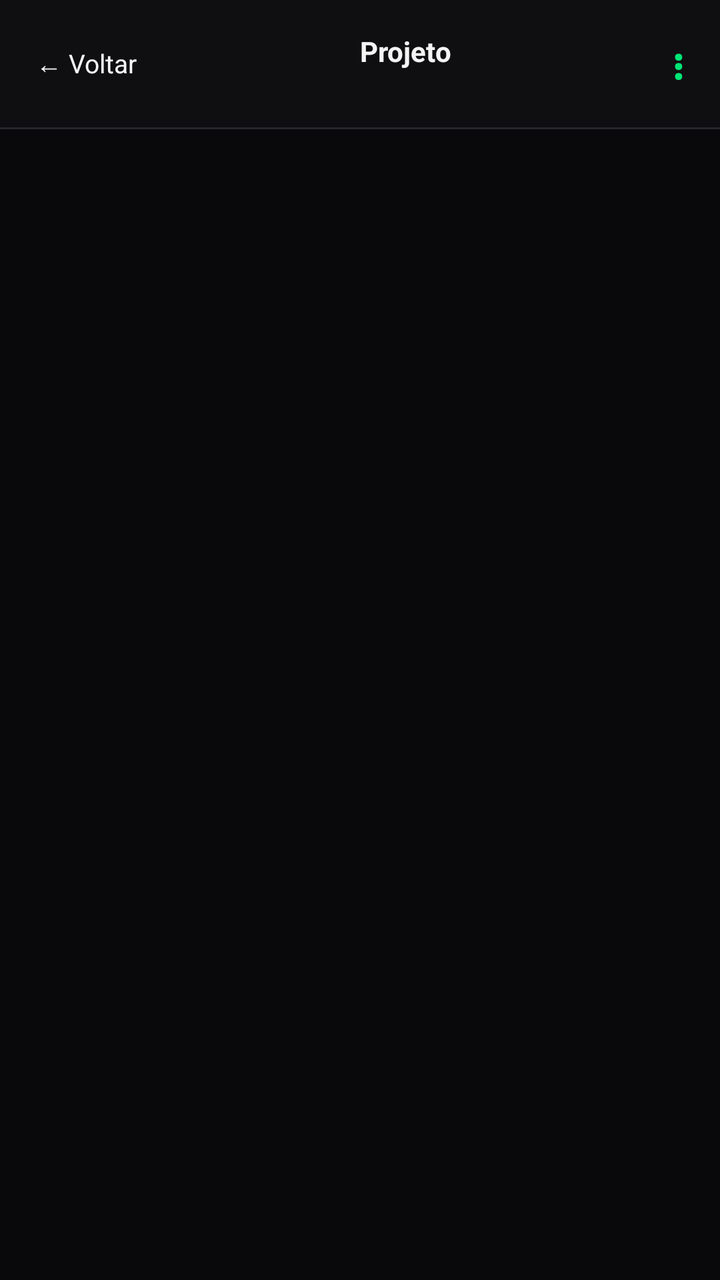
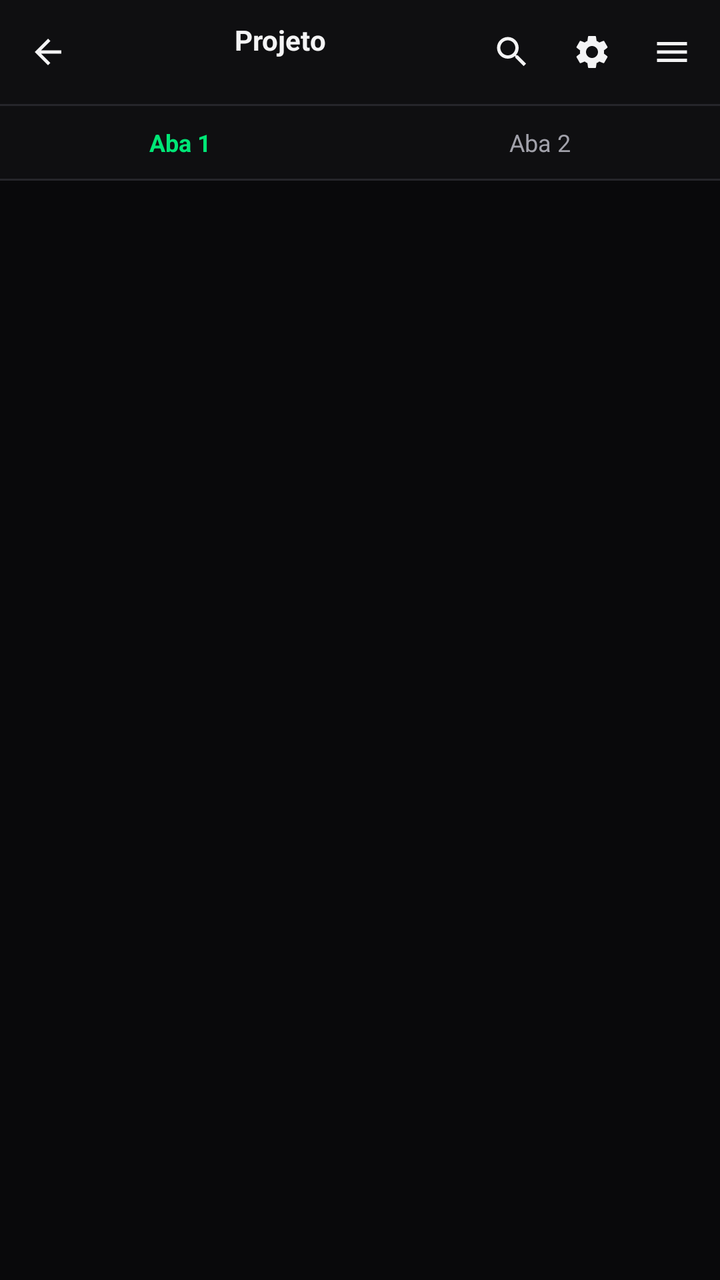

Two renders of the same Android screen: before a commit and after it. Below are the layout's source before the change and the commit's diff.
<!-- AndroidManifest.xml: application theme Theme.MaikoTS -->
<!-- res/layout/tela_estrutura.xml -->
<?xml version="1.0" encoding="utf-8"?>
<LinearLayout xmlns:android="http://schemas.android.com/apk/res/android"
    android:layout_width="match_parent"
    android:layout_height="match_parent"
    android:background="@color/bg_base"
    android:orientation="vertical">

    
    <LinearLayout
        android:layout_width="match_parent"
        android:layout_height="wrap_content"
        android:background="@color/bg_superficie"
        android:gravity="center_vertical"
        android:orientation="horizontal"
        android:paddingStart="8dp"
        android:paddingEnd="8dp"
        android:paddingTop="8dp"
        android:paddingBottom="8dp">

        <TextView
            android:id="@+id/estruturaBtnVoltar"
            android:layout_width="wrap_content"
            android:layout_height="wrap_content"
            android:background="?android:attr/selectableItemBackground"
            android:clickable="true"
            android:focusable="true"
            android:padding="10dp"
            android:text="← Voltar"
            android:textColor="@color/texto_primario"
            android:textSize="13sp" />

        <LinearLayout
            android:layout_width="0dp"
            android:layout_height="wrap_content"
            android:layout_weight="1"
            android:gravity="center"
            android:orientation="vertical">

            <TextView
                android:id="@+id/estruturaNome"
                android:layout_width="match_parent"
                android:layout_height="wrap_content"
                android:ellipsize="end"
                android:gravity="center"
                android:singleLine="true"
                android:text="Projeto"
                android:textColor="@color/texto_primario"
                android:textSize="14sp"
                android:textStyle="bold" />

            <TextView
                android:id="@+id/estruturaCaminho"
                android:layout_width="match_parent"
                android:layout_height="wrap_content"
                android:ellipsize="start"
                android:gravity="center"
                android:singleLine="true"
                android:text=""
                android:textColor="@color/texto_secundario"
                android:textSize="9sp"
                android:typeface="monospace" />
        </LinearLayout>

        <TextView
            android:id="@+id/estruturaBtnMenu"
            android:layout_width="wrap_content"
            android:layout_height="wrap_content"
            android:background="?android:attr/selectableItemBackground"
            android:clickable="true"
            android:focusable="true"
            android:padding="10dp"
            android:text="⋮"
            android:textColor="@color/verde_destaque"
            android:textSize="20sp"
            android:textStyle="bold" />
    </LinearLayout>

    <View
        android:layout_width="match_parent"
        android:layout_height="1dp"
        android:background="@color/borda_sutil" />

    
    <LinearLayout
        android:id="@+id/estruturaBarraEdicao"
        android:layout_width="match_parent"
        android:layout_height="wrap_content"
        android:background="@drawable/bg_barra_clipboard"
        android:gravity="center_vertical"
        android:orientation="horizontal"
        android:paddingStart="12dp"
        android:paddingEnd="8dp"
        android:paddingTop="6dp"
        android:paddingBottom="6dp"
        android:visibility="gone">

        <TextView
            android:id="@+id/estruturaEdicaoLabel"
            android:layout_width="wrap_content"
            android:layout_height="wrap_content"
            android:layout_marginEnd="8dp"
            android:text="Criar:"
            android:textColor="@color/texto_secundario"
            android:textSize="11sp"
            android:textStyle="bold" />

        <EditText
            android:id="@+id/estruturaEdicaoInput"
            android:layout_width="0dp"
            android:layout_height="wrap_content"
            android:layout_weight="1"
            android:hint="nome"
            android:inputType="text"
            android:paddingStart="8dp"
            android:paddingEnd="8dp"
            android:paddingTop="6dp"
            android:paddingBottom="6dp"
            android:singleLine="true"
            android:textColor="@color/texto_primario"
            android:textColorHint="@color/texto_terciario"
            android:textSize="13sp"
            android:typeface="monospace" />

        <TextView
            android:id="@+id/estruturaEdicaoConfirmar"
            android:layout_width="wrap_content"
            android:layout_height="wrap_content"
            android:background="?android:attr/selectableItemBackground"
            android:clickable="true"
            android:focusable="true"
            android:padding="8dp"
            android:text="✓"
            android:textColor="@color/verde_destaque"
            android:textSize="18sp"
            android:textStyle="bold" />

        <TextView
            android:id="@+id/estruturaEdicaoCancelar"
            android:layout_width="wrap_content"
            android:layout_height="wrap_content"
            android:background="?android:attr/selectableItemBackground"
            android:clickable="true"
            android:focusable="true"
            android:padding="8dp"
            android:text="✕"
            android:textColor="#FF5252"
            android:textSize="14sp"
            android:textStyle="bold" />
    </LinearLayout>

    
    <LinearLayout
        android:id="@+id/estruturaBarraClipboard"
        android:layout_width="match_parent"
        android:layout_height="wrap_content"
        android:background="@drawable/bg_barra_clipboard"
        android:gravity="center_vertical"
        android:orientation="horizontal"
        android:paddingStart="16dp"
        android:paddingEnd="8dp"
        android:paddingTop="6dp"
        android:paddingBottom="6dp"
        android:visibility="gone">

        <TextView
            android:id="@+id/estruturaClipboardTexto"
            android:layout_width="0dp"
            android:layout_height="wrap_content"
            android:layout_weight="1"
            android:text="📋 1 item copiado"
            android:textColor="@color/texto_primario"
            android:textSize="11sp"
            android:typeface="monospace" />

        <TextView
            android:id="@+id/estruturaBtnColar"
            android:layout_width="wrap_content"
            android:layout_height="wrap_content"
            android:background="?android:attr/selectableItemBackground"
            android:clickable="true"
            android:focusable="true"
            android:padding="8dp"
            android:text="Colar aqui"
            android:textColor="@color/verde_destaque"
            android:textSize="11sp"
            android:textStyle="bold" />

        <TextView
            android:id="@+id/estruturaBtnCancelarClipboard"
            android:layout_width="wrap_content"
            android:layout_height="wrap_content"
            android:background="?android:attr/selectableItemBackground"
            android:clickable="true"
            android:focusable="true"
            android:padding="8dp"
            android:text="✕"
            android:textColor="#FF5252"
            android:textSize="11sp" />
    </LinearLayout>

    
    <ScrollView
        android:id="@+id/estruturaScroll"
        android:layout_width="match_parent"
        android:layout_height="0dp"
        android:layout_weight="1"
        android:scrollbars="none">

        <LinearLayout
            android:id="@+id/estruturaArvore"
            android:layout_width="match_parent"
            android:layout_height="wrap_content"
            android:orientation="vertical"
            android:padding="10dp" />
    </ScrollView>

</LinearLayout>
<!-- resources referenced by this layout -->
<resources>
  <color name="bg_base">#09090B</color>
  <color name="bg_superficie">#0F0F11</color>
  <color name="borda_sutil">#26262B</color>
  <color name="texto_primario">#F4F4F5</color>
  <color name="texto_secundario">#A1A1AA</color>
  <color name="texto_terciario">#3F3F46</color>
  <color name="verde_destaque">#00E676</color>
  <!-- drawable bg_barra_clipboard (drawable) -->
  <?xml version="1.0" encoding="utf-8"?>
  <shape xmlns:android="http://schemas.android.com/apk/res/android"
      android:shape="rectangle">
      <solid android:color="#1A2A1F" />
      <stroke android:width="1dp" android:color="@color/verde_destaque_escuro" />
  </shape>
  <style name="Theme.MaikoTS" parent="@android:style/Theme.DeviceDefault.NoActionBar">
          <item name="android:windowBackground">@android:color/black</item>
          <item name="android:windowFullscreen">true</item>
          <item name="android:windowContentOverlay">@null</item>
          <item name="android:windowSoftInputMode">adjustResize</item>
      </style>
  <color name="verde_destaque_escuro">#1F4D3A</color>
</resources>

<!-- the commit's change to res/layout/tela_estrutura.xml (unified diff, before → after) -->
@@ -12,24 +12,26 @@
         android:background="@color/bg_superficie"
         android:gravity="center_vertical"
         android:orientation="horizontal"
-        android:paddingStart="8dp"
-        android:paddingEnd="8dp"
-        android:paddingTop="8dp"
-        android:paddingBottom="8dp">
-
-        <TextView
+        android:paddingStart="4dp"
+        android:paddingEnd="4dp"
+        android:paddingTop="6dp"
+        android:paddingBottom="6dp">
+
+        
+        <ImageButton
             android:id="@+id/estruturaBtnVoltar"
-            android:layout_width="wrap_content"
-            android:layout_height="wrap_content"
-            android:background="?android:attr/selectableItemBackground"
-            android:clickable="true"
-            android:focusable="true"
-            android:padding="10dp"
-            android:text="← Voltar"
-            android:textColor="@color/texto_primario"
-            android:textSize="13sp" />
-
+            android:layout_width="40dp"
+            android:layout_height="40dp"
+            android:background="?android:attr/selectableItemBackgroundBorderless"
+            android:contentDescription="Voltar"
+            android:padding="10dp"
+            android:scaleType="fitCenter"
+            android:src="@drawable/ic_seta_voltar"
+            android:tint="@color/texto_primario" />
+
+        
         <LinearLayout
+            android:id="@+id/estruturaTituloContainer"
             android:layout_width="0dp"
             android:layout_height="wrap_content"
             android:layout_weight="1"
@@ -52,30 +54,170 @@
                 android:id="@+id/estruturaCaminho"
                 android:layout_width="match_parent"
                 android:layout_height="wrap_content"
-                android:ellipsize="start"
+                android:ellipsize="middle"
                 android:gravity="center"
                 android:singleLine="true"
-                android:text=""
                 android:textColor="@color/texto_secundario"
                 android:textSize="9sp"
                 android:typeface="monospace" />
         </LinearLayout>
 
-        <TextView
+        
+        <ImageButton
+            android:id="@+id/estruturaBtnBusca"
+            android:layout_width="40dp"
+            android:layout_height="40dp"
+            android:background="?android:attr/selectableItemBackgroundBorderless"
+            android:contentDescription="Buscar"
+            android:padding="10dp"
+            android:scaleType="fitCenter"
+            android:src="@drawable/ic_procurar"
+            android:tint="@color/texto_primario" />
+
+        
+        <ImageButton
+            android:id="@+id/estruturaBtnConfigs"
+            android:layout_width="40dp"
+            android:layout_height="40dp"
+            android:background="?android:attr/selectableItemBackgroundBorderless"
+            android:contentDescription="Configurações do projeto"
+            android:padding="10dp"
+            android:scaleType="fitCenter"
+            android:src="@drawable/ic_config"
+            android:tint="@color/texto_primario" />
+
+        
+        <ImageButton
             android:id="@+id/estruturaBtnMenu"
-            android:layout_width="wrap_content"
-            android:layout_height="wrap_content"
-            android:background="?android:attr/selectableItemBackground"
-            android:clickable="true"
-            android:focusable="true"
-            android:padding="10dp"
-            android:text="⋮"
+            android:layout_width="40dp"
+            android:layout_height="40dp"
+            android:background="?android:attr/selectableItemBackgroundBorderless"
+            android:contentDescription="Menu"
+            android:padding="10dp"
+            android:scaleType="fitCenter"
+            android:src="@drawable/ic_menu"
+            android:tint="@color/texto_primario" />
+    </LinearLayout>
+
+    <View
+        android:layout_width="match_parent"
+        android:layout_height="1dp"
+        android:background="@color/borda_sutil" />
+
+    
+    <LinearLayout
+        android:id="@+id/estruturaBarraBusca"
+        android:layout_width="match_parent"
+        android:layout_height="wrap_content"
+        android:background="@color/bg_superficie"
+        android:gravity="center_vertical"
+        android:orientation="horizontal"
+        android:paddingStart="12dp"
+        android:paddingEnd="4dp"
+        android:paddingTop="6dp"
+        android:paddingBottom="6dp"
+        android:visibility="gone">
+
+        <ImageView
+            android:layout_width="16dp"
+            android:layout_height="16dp"
+            android:layout_marginEnd="10dp"
+            android:src="@drawable/ic_procurar"
+            android:tint="@color/texto_secundario" />
+
+        <EditText
+            android:id="@+id/estruturaCampoBusca"
+            android:layout_width="0dp"
+            android:layout_height="wrap_content"
+            android:layout_weight="1"
+            android:background="@null"
+            android:hint="Buscar no projeto..."
+            android:imeOptions="actionSearch"
+            android:inputType="text"
+            android:paddingTop="6dp"
+            android:paddingBottom="6dp"
+            android:singleLine="true"
+            android:textColor="@color/texto_primario"
+            android:textColorHint="@color/texto_terciario"
+            android:textSize="13sp" />
+
+        
+        <TextView
+            android:id="@+id/estruturaBtnModoBusca"
+            android:layout_width="wrap_content"
+            android:layout_height="wrap_content"
+            android:background="?android:attr/selectableItemBackgroundBorderless"
+            android:clickable="true"
+            android:focusable="true"
+            android:padding="10dp"
+            android:text="Aa"
             android:textColor="@color/verde_destaque"
-            android:textSize="20sp"
-            android:textStyle="bold" />
+            android:textSize="12sp"
+            android:textStyle="bold"
+            android:typeface="monospace" />
+
+        
+        <ImageButton
+            android:id="@+id/estruturaBtnFecharBusca"
+            android:layout_width="40dp"
+            android:layout_height="40dp"
+            android:background="?android:attr/selectableItemBackgroundBorderless"
+            android:contentDescription="Fechar busca"
+            android:padding="10dp"
+            android:scaleType="fitCenter"
+            android:src="@drawable/ic_fechar"
+            android:tint="@color/texto_secundario" />
     </LinearLayout>
 
     <View
+        android:id="@+id/estruturaDivisorBusca"
+        android:layout_width="match_parent"
+        android:layout_height="1dp"
+        android:background="@color/borda_sutil"
+        android:visibility="gone" />
+
+    
+    <LinearLayout
+        android:id="@+id/estruturaBarraAbas"
+        android:layout_width="match_parent"
+        android:layout_height="wrap_content"
+        android:background="@color/bg_superficie"
+        android:orientation="horizontal">
+
+        <TextView
+            android:id="@+id/estruturaAba0"
+            android:layout_width="0dp"
+            android:layout_height="wrap_content"
+            android:layout_weight="1"
+            android:background="?android:attr/selectableItemBackground"
+            android:clickable="true"
+            android:focusable="true"
+            android:gravity="center"
+            android:paddingTop="10dp"
+            android:paddingBottom="10dp"
+            android:text="Aba 1"
+            android:textColor="@color/verde_destaque"
+            android:textSize="12sp"
+            android:textStyle="bold" />
+
+        <TextView
+            android:id="@+id/estruturaAba1"
+            android:layout_width="0dp"
+            android:layout_height="wrap_content"
+            android:layout_weight="1"
+            android:background="?android:attr/selectableItemBackground"
+            android:clickable="true"
+            android:focusable="true"
+            android:gravity="center"
+            android:paddingTop="10dp"
+            android:paddingBottom="10dp"
+            android:text="Aba 2"
+            android:textColor="@color/texto_secundario"
+            android:textSize="12sp" />
+    </LinearLayout>
+
+    <View
+        android:id="@+id/estruturaDivisorAbas"
         android:layout_width="match_parent"
         android:layout_height="1dp"
         android:background="@color/borda_sutil" />
@@ -211,7 +353,8 @@
             android:layout_width="match_parent"
             android:layout_height="wrap_content"
             android:orientation="vertical"
-            android:padding="10dp" />
+            android:paddingTop="6dp"
+            android:paddingBottom="24dp" />
     </ScrollView>
 
 </LinearLayout>
<!-- resource entries referenced after the edit -->
@@ -14,6 +14,56 @@
       <solid android:color="#1A2A1F" />
       <stroke android:width="1dp" android:color="@color/verde_destaque_escuro" />
   </shape>
+  <!-- drawable ic_config (drawable) -->
+  <vector xmlns:android="http://schemas.android.com/apk/res/android"
+      android:width="24dp"
+      android:height="24dp"
+      android:viewportWidth="24"
+      android:viewportHeight="24">
+      <path
+          android:fillColor="#FFFFFF"
+          android:pathData="M19.14,12.94c0.04,-0.3 0.06,-0.61 0.06,-0.94c0,-0.32 -0.02,-0.64 -0.07,-0.94l2.03,-1.58c0.18,-0.14 0.23,-0.41 0.12,-0.61l-1.92,-3.32c-0.12,-0.22 -0.37,-0.29 -0.59,-0.22l-2.39,0.96c-0.5,-0.38 -1.03,-0.7 -1.62,-0.94l-0.36,-2.54c-0.04,-0.24 -0.24,-0.41 -0.48,-0.41h-3.84c-0.24,0 -0.43,0.17 -0.47,0.41l-0.36,2.54c-0.59,0.24 -1.13,0.57 -1.62,0.94l-2.39,-0.96c-0.22,-0.08 -0.47,0 -0.59,0.22L2.74,8.87c-0.12,0.21 -0.08,0.47 0.12,0.61l2.03,1.58c-0.05,0.3 -0.09,0.63 -0.09,0.94s0.02,0.64 0.07,0.94l-2.03,1.58c-0.18,0.14 -0.23,0.41 -0.12,0.61l1.92,3.32c0.12,0.22 0.37,0.29 0.59,0.22l2.39,-0.96c0.5,0.38 1.03,0.7 1.62,0.94l0.36,2.54c0.05,0.24 0.24,0.41 0.48,0.41h3.84c0.24,0 0.44,-0.17 0.47,-0.41l0.36,-2.54c0.59,-0.24 1.13,-0.56 1.62,-0.94l2.39,0.96c0.22,0.08 0.47,0 0.59,-0.22l1.92,-3.32c0.12,-0.22 0.07,-0.47 -0.12,-0.61l-2.01,-1.58zM12,15.6c-1.98,0 -3.6,-1.62 -3.6,-3.6s1.62,-3.6 3.6,-3.6s3.6,1.62 3.6,3.6s-1.62,3.6 -3.6,3.6z"/>
+  </vector>
+  <!-- drawable ic_fechar (drawable) -->
+  <vector xmlns:android="http://schemas.android.com/apk/res/android"
+      android:width="24dp"
+      android:height="24dp"
+      android:viewportWidth="24"
+      android:viewportHeight="24">
+      <path
+          android:fillColor="#FFFFFF"
+          android:pathData="M19,6.41L17.59,5 12,10.59 6.41,5 5,6.41 10.59,12 5,17.59 6.41,19 12,13.41 17.59,19 19,17.59 13.41,12z" />
+  </vector>
+  <!-- drawable ic_menu (drawable) -->
+  <vector xmlns:android="http://schemas.android.com/apk/res/android"
+      android:width="24dp"
+      android:height="24dp"
+      android:viewportWidth="24"
+      android:viewportHeight="24">
+      <path
+          android:fillColor="#FFFFFF"
+          android:pathData="M3,18h18v-2H3v2zm0-5h18v-2H3v2zm0-7v2h18V6H3z"/>
+  </vector>
+  <!-- drawable ic_procurar (drawable) -->
+  <vector xmlns:android="http://schemas.android.com/apk/res/android"
+      android:width="24dp"
+      android:height="24dp"
+      android:viewportWidth="24"
+      android:viewportHeight="24">
+      <path
+          android:fillColor="#B0BEC5"
+          android:pathData="M15.5,14h-0.79l-0.28,-0.27C15.41,12.59 16,11.11 16,9.5 16,5.91 13.09,3 9.5,3S3,5.91 3,9.5 5.91,16 9.5,16c1.61,0 3.09,-0.59 4.23,-1.57l0.27,0.28v0.79l5,4.99L20.49,19l-4.99,-5zM9.5,14C7.01,14 5,11.99 5,9.5S7.01,5 9.5,5 14,7.01 14,9.5 11.99,14 9.5,14z" />
+  </vector>
+  <!-- drawable ic_seta_voltar (drawable) -->
+  <vector xmlns:android="http://schemas.android.com/apk/res/android"
+      android:width="24dp"
+      android:height="24dp"
+      android:viewportWidth="24"
+      android:viewportHeight="24">
+      <path
+          android:fillColor="#FFFFFF"
+          android:pathData="M20,11H7.83l5.59,-5.59L12,4l-8,8 8,8 1.41,-1.41L7.83,13H20v-2z"/>
+  </vector>
   <style name="Theme.MaikoTS" parent="@android:style/Theme.DeviceDefault.NoActionBar">
           <item name="android:windowBackground">@android:color/black</item>
           <item name="android:windowFullscreen">true</item>
